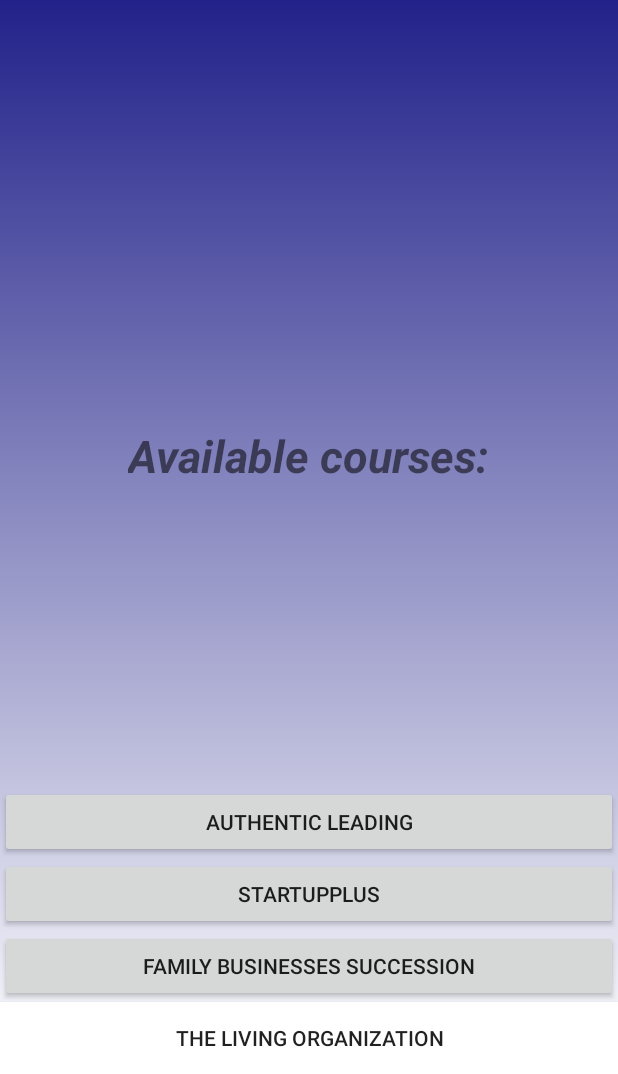
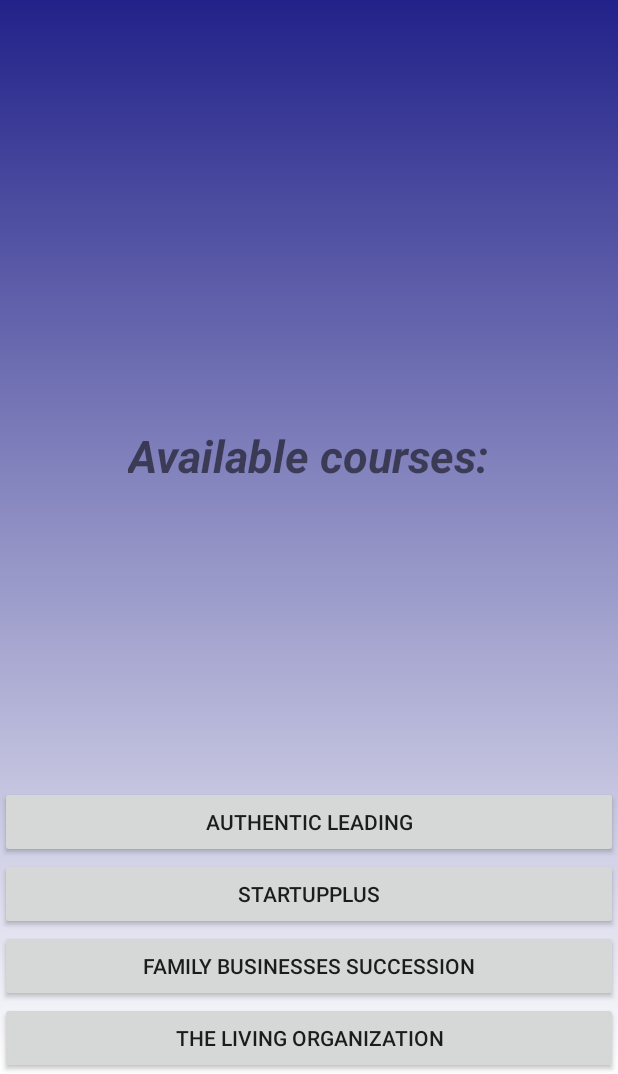
Before and after one commit to doggvalera/chrisevatt, an Android app: the layout mainpage.xml on its own in the app's theme, with its tools: preview values and no code run, on a phone screen of 412 x 824 dp, the part 162-1236 px from its top. Run offline under Robolectric (Android 15) with nearby library versions, the phone set to English and light mode, and no system bars.

```diff
--- a/app/src/main/res/layout/mainpage.xml
+++ b/app/src/main/res/layout/mainpage.xml
@@ -19,7 +19,6 @@
 
             <Button
                 android:layout_width="210dp"
-                android:background="#ffffff"
                 android:layout_height="wrap_content"
                 android:text="The living organization"
                 android:id="@+id/btnLivOrg"
```
